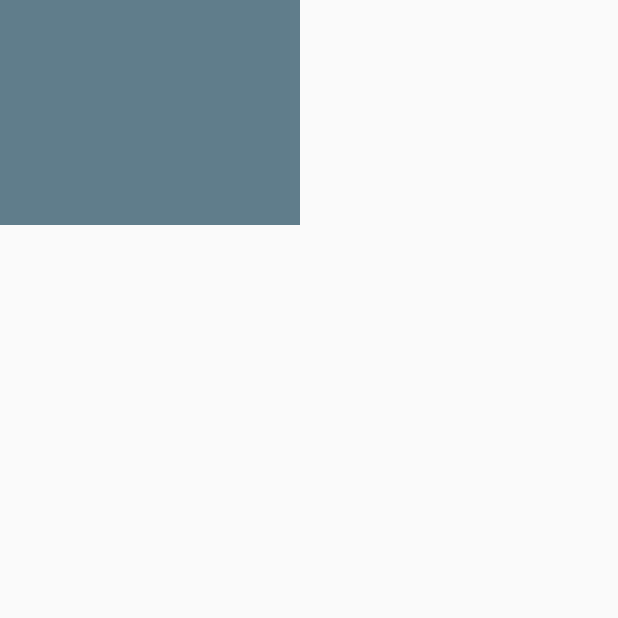
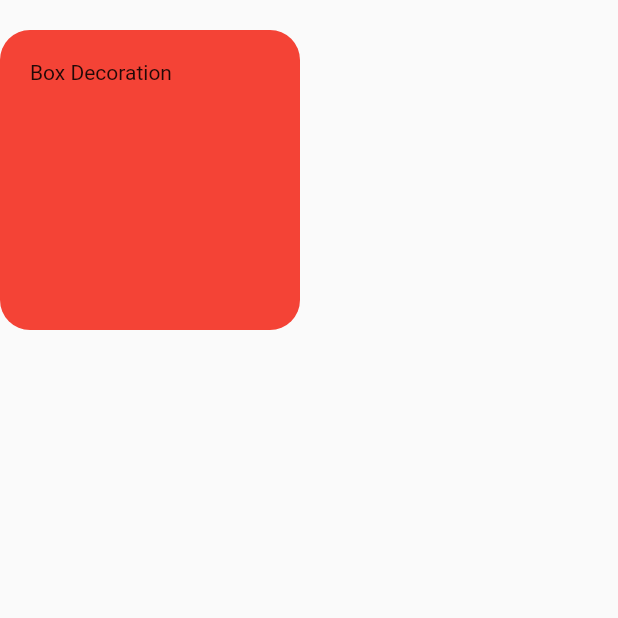
Before and after one commit to wasimiqbal1/Flutter, a Flutter app: the screen it shows after launch, on a phone screen of 412 x 824 dp, the top half of it. Run offline on Flutter 3.47's test engine with Material 2 defaults, Android fonts, the phone set to English and light mode, and no system bars.

Commit message:
Decoration

```diff
--- a/firstapp_wasim/lib/home.dart
+++ b/firstapp_wasim/lib/home.dart
@@ -12,7 +12,18 @@ class _HomeState extends State<Home> {
     return Scaffold(
       body: Column(
         children: [
-          Container(width: 200, height: 150, color: Colors.blueGrey)
+          Container(
+            margin: EdgeInsets.only(top: 20),
+            padding: EdgeInsets.only(left: 20, top: 20),
+            child: Text("Box Decoration"),
+            width: 200,
+            height: 200,
+            decoration: BoxDecoration(
+              color: Colors.red,
+              borderRadius: BorderRadius.circular(20)
+
+            ),
+            )
           ],),
     );
   }
```
